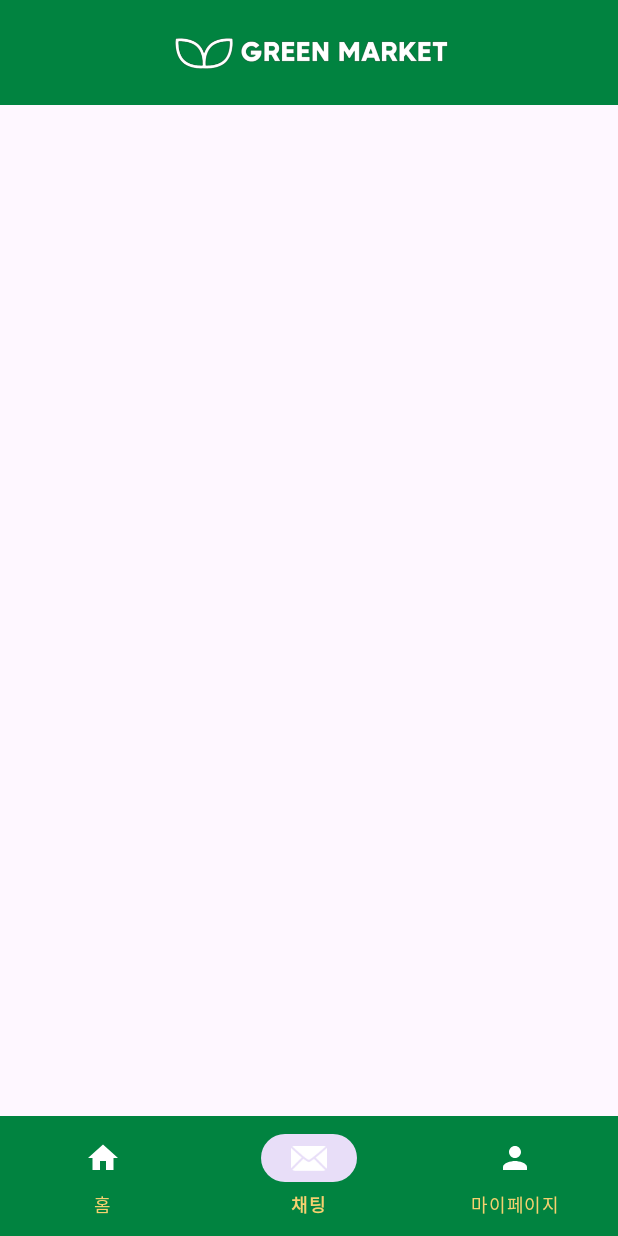
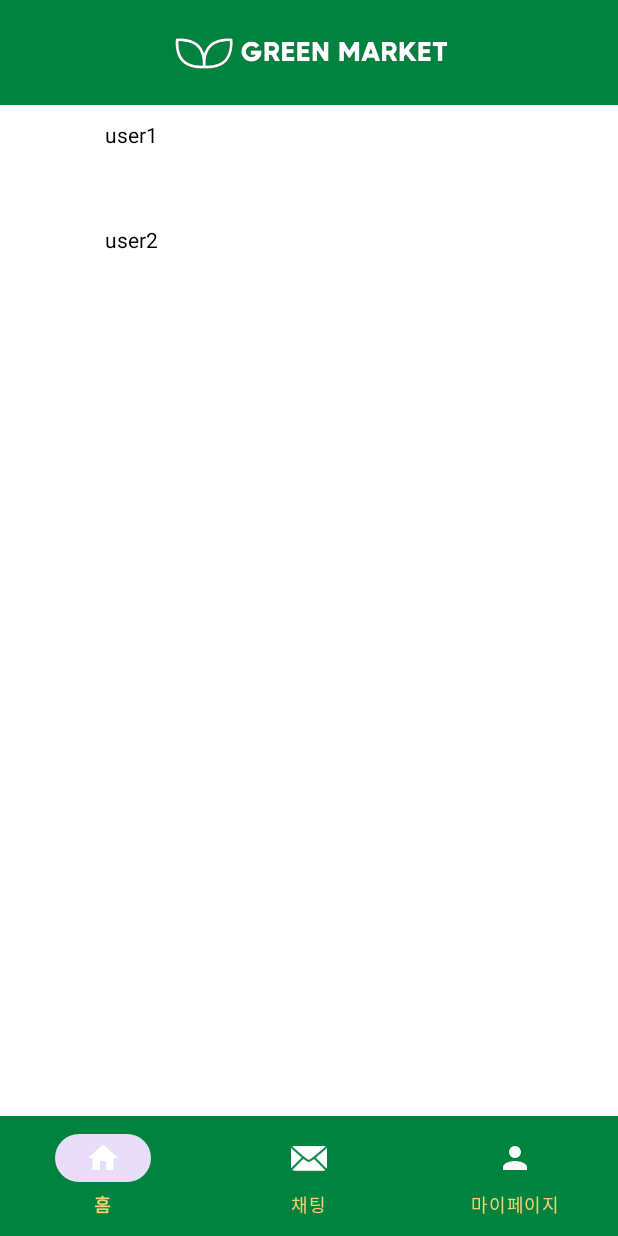
Before and after one commit to ssarisong/Green-Market, an Android app: the ChatlistActivity screen opened directly, with no data from a screen before it, on a phone screen of 412 x 824 dp. Run offline under Robolectric (Android 15) with nearby library versions, the phone set to English and light mode, and no system bars.

Commit message:
11/10(1)

```diff
--- /dev/null
+++ b/app/src/main/java/kr/ac/hansung/greenmarket/ui/ChatListAdapter.kt
@@ -0,0 +1,54 @@
+package kr.ac.hansung.greenmarket.ui
+
+import android.view.LayoutInflater
+import android.view.View
+import android.view.ViewGroup
+import android.widget.ImageView
+import android.widget.TextView
+import androidx.recyclerview.widget.RecyclerView
+import kr.ac.hansung.greenmarket.R
+import kr.ac.hansung.greenmarket.models.ChatRoom
+
+class ChatListAdapter(
+    private val chatRooms: List<ChatRoom>,
+    private val onItemClick: (ChatRoom) -> Unit
+) : RecyclerView.Adapter<ChatListAdapter.ChatRoomViewHolder>() {
+
+    override fun onCreateViewHolder(parent: ViewGroup, viewType: Int): ChatRoomViewHolder {
+        val view = LayoutInflater.from(parent.context)
+            .inflate(R.layout.item_chat, parent, false)
+        return ChatRoomViewHolder(view)
+    }
+
+    override fun onBindViewHolder(holder: ChatRoomViewHolder, position: Int) {
+        val chatRoom = chatRooms[position]
+        holder.bind(chatRoom)
+
+        // 클릭 이벤트 설정
+        holder.itemView.setOnClickListener {
+            onItemClick(chatRoom)
+        }
+    }
+
+    override fun getItemCount(): Int {
+        return chatRooms.size
+    }
+
+    inner class ChatRoomViewHolder(itemView: View) : RecyclerView.ViewHolder(itemView) {
+        private val imageView: ImageView = itemView.findViewById(R.id.item_chat_imageView)
+        private val txtTitle: TextView = itemView.findViewById(R.id.item_chat_tv_title)
+        private val txtComment: TextView = itemView.findViewById(R.id.item_chat_tv_comment)
+        private val txtTimestamp: TextView = itemView.findViewById(R.id.item_chat_tv_timestamp)
+
+        fun bind(chatRoom: ChatRoom) {
+            // Set chatRoom's data to TextViews
+            txtTitle.text = chatRoom.buyerId // Display buyerId as the title
+            txtComment.text = chatRoom.lastMessage ?: "" // Display lastMessage as the comment
+            // txtTimestamp.text = ... // You can set timestamp if needed
+
+            // Set user image in imageView (You need to add logic to fetch and set the image)
+            // Glide or Picasso can be used for loading images.
+            // Example: Glide.with(itemView.context).load(chatRoom.imageUrl).into(imageView)
+        }
+    }
+}
--- a/app/src/main/java/kr/ac/hansung/greenmarket/ui/ChatlistActivity.kt
+++ b/app/src/main/java/kr/ac/hansung/greenmarket/ui/ChatlistActivity.kt
@@ -3,30 +3,42 @@ package kr.ac.hansung.greenmarket.ui
 import android.content.Intent
 import android.os.Bundle
 import androidx.appcompat.app.AppCompatActivity
-import com.google.android.material.bottomnavigation.BottomNavigationView
+import androidx.recyclerview.widget.LinearLayoutManager
+import androidx.recyclerview.widget.RecyclerView
+import com.google.firebase.Timestamp
 import kr.ac.hansung.greenmarket.R
+import kr.ac.hansung.greenmarket.models.Chat
+import kr.ac.hansung.greenmarket.models.ChatRoom
+import java.text.SimpleDateFormat
+import java.util.*
 
 class ChatlistActivity : AppCompatActivity() {
+
     override fun onCreate(savedInstanceState: Bundle?) {
         super.onCreate(savedInstanceState)
         setContentView(R.layout.activity_chatlist)
 
-        val bottomNav = findViewById<BottomNavigationView>(R.id.bottom_menu)
-        bottomNav.selectedItemId = R.id.chatting
+        // RecyclerView 설정
+        val recyclerView = findViewById<RecyclerView>(R.id.recycler_chatlist)
+        recyclerView.layoutManager = LinearLayoutManager(this)
 
-        bottomNav.setOnItemSelectedListener { item ->
-            when (item.itemId) {
-                R.id.home -> {
-                    startActivity(Intent(this, HomeActivity::class.java))
-                    true
-                }
-                R.id.mypage -> {
-                    startActivity(Intent(this, MypageActivity::class.java))
-                    true
-                }
-                else -> false
-            }
+        val chatRoomList = listOf(
+            ChatRoom("product1", "user1", "seller1", Timestamp.now(), null, null),
+            ChatRoom("product2", "user2", "seller2", Timestamp.now(), null, null),
+            // Add more chat room items as needed
+        )
+
+        // 어댑터 설정
+        val chatListAdapter = ChatListAdapter(chatRoomList) { clickedChatRoom ->
+            // 클릭된 채팅 아이템의 정보를 받아옴
+            // 여기에서 ChatActivity로 전환하는 Intent를 생성하고 시작
+            val intent = Intent(this, ChatActivity::class.java)
+            // 필요한 경우 intent에 데이터를 추가
+            intent.putExtra("chatRoomId", clickedChatRoom.productId)
+            // ...
+
+            startActivity(intent)
         }
-
+        recyclerView.adapter = chatListAdapter
     }
 }
--- a/app/src/main/res/layout/activity_chat.xml
+++ b/app/src/main/res/layout/activity_chat.xml
@@ -19,7 +19,7 @@
         app:layout_constraintTop_toTopOf="parent" />
 
     <ImageButton
-        android:id="@+id/imgbtn_quit"
+        android:id="@+id/btn_quit"
         android:layout_width="wrap_content"
         android:layout_height="wrap_content"
         android:layout_marginStart="20dp"
--- a/app/src/main/res/layout/activity_chatlist.xml
+++ b/app/src/main/res/layout/activity_chatlist.xml
@@ -18,18 +18,15 @@
             android:layout_width="200dp"
             android:layout_height="100dp"
             android:layout_centerInParent="true"
-            android:src="@drawable/_0001"></ImageView>
+            android:src="@drawable/_0001"/>
     </RelativeLayout>
 
-    <FrameLayout
+    <androidx.recyclerview.widget.RecyclerView
+        android:id="@+id/recycler_chatlist"
         android:layout_width="match_parent"
         android:layout_height="match_parent"
         android:layout_below="@id/header"
-        android:id="@+id/container">
-        <ListView
-            android:layout_width="match_parent"
-            android:layout_height="match_parent"/>
-    </FrameLayout>
+        android:background="#FFFFFF" />
 
     <com.google.android.material.bottomnavigation.BottomNavigationView
         android:id="@+id/bottom_menu"
```
Also changed, not shown: app/src/main/java/kr/ac/hansung/greenmarket/models/Chat.kt (+9 -1 lines), app/src/main/java/kr/ac/hansung/greenmarket/ui/ChatActivity.kt (+50 -8 lines), app/src/main/java/kr/ac/hansung/greenmarket/ui/ChatAdapter.kt (added, +54 -0 lines), app/src/main/java/kr/ac/hansung/greenmarket/ui/MessageAdapter.kt (added, +36 -0 lines).
